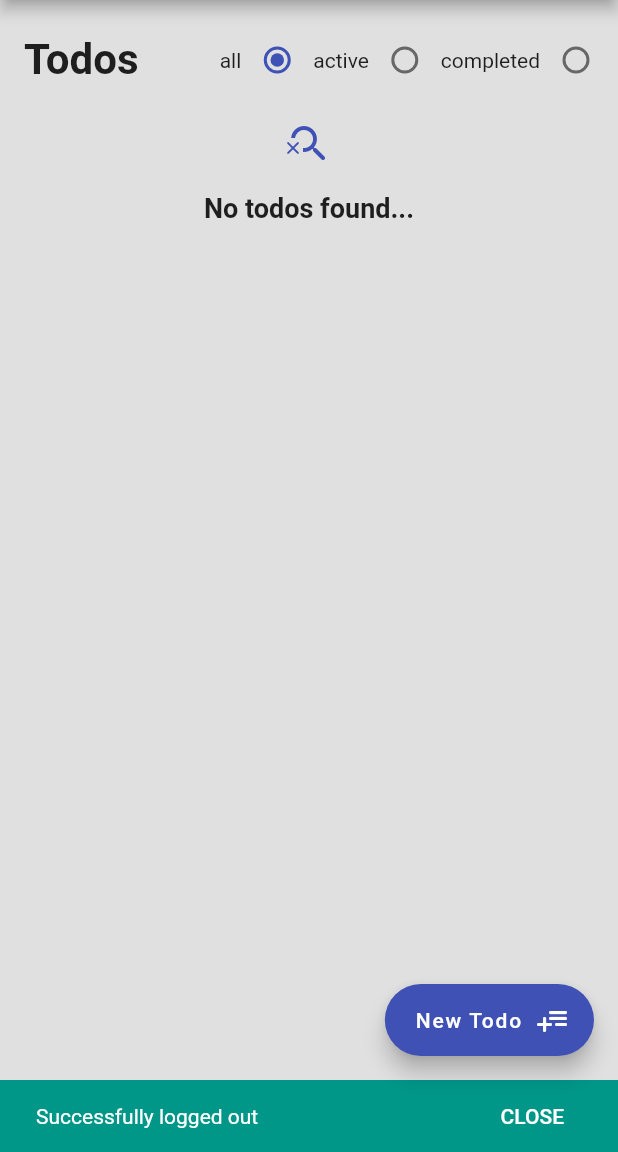
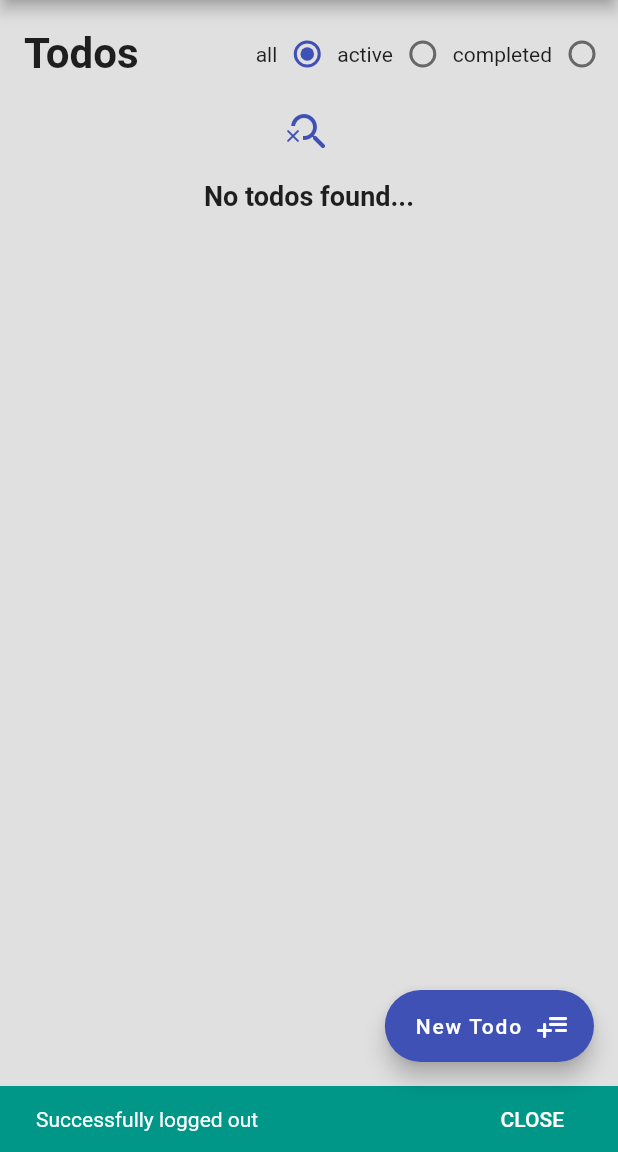
Before and after one commit to acdigital-git/flutter_hooks_app, a Flutter app: the screen it shows once a user with an empty profile is signed in, after a tap on the "logout" icon, on a phone screen of 412 x 824 dp, the part 84-1236 px from its top. Run offline on Flutter 3.47's test engine with Material 2 defaults, Android fonts, the phone set to English and light mode, and no system bars; our stand-ins replace cloud_firestore, email_validator, firebase_auth, firebase_core, flutter_hooks, hooks_riverpod; accounts and stored records are empty.

```diff
--- a/lib/main.dart
+++ b/lib/main.dart
@@ -25,9 +25,11 @@ class MyApp extends StatelessWidget {
         appBarTheme: const AppBarTheme(
           centerTitle: true,
         ),
-        iconTheme: IconThemeData(color: Colors.indigo),
+        iconTheme: const IconThemeData(color: Colors.indigo),
+        materialTapTargetSize: MaterialTapTargetSize.shrinkWrap,
+        visualDensity: VisualDensity.adaptivePlatformDensity,
         cardColor: Colors.white,
-        cardTheme: CardTheme(
+        cardTheme: const CardTheme(
             margin: const EdgeInsets.all(0.0), clipBehavior: Clip.antiAlias),
         buttonTheme: const ButtonThemeData(
             materialTapTargetSize: MaterialTapTargetSize.shrinkWrap),
--- a/lib/providers/global_providers.dart
+++ b/lib/providers/global_providers.dart
@@ -4,7 +4,7 @@ import 'package:hooks_riverpod/hooks_riverpod.dart';
 final appLoadingStateProvider = StateProvider.autoDispose<bool>((ref) => false);
 
 final appErrorStateNotifier =
-    StateNotifierProvider<AppErrorStateNotifier, ResultItem?>(
+    StateNotifierProvider.autoDispose<AppErrorStateNotifier, ResultItem?>(
         (ref) => AppErrorStateNotifier());
 
 class AppErrorStateNotifier extends StateNotifier<ResultItem?> {
--- a/lib/src/routes/route_generator.dart
+++ b/lib/src/routes/route_generator.dart
@@ -1,7 +1,7 @@
 import 'package:flutter/material.dart';
 import 'package:flutter_hooks_app/models/todo.dart';
 import 'package:flutter_hooks_app/src/routes/routes.dart';
-import 'package:flutter_hooks_app/src/views/animation/simple_animation_view.dart';
+import 'package:flutter_hooks_app/src/views/animation/simple_animation/simple_animation_view.dart';
 import 'package:flutter_hooks_app/src/views/auth_wrapper.dart';
 import 'package:flutter_hooks_app/src/views/todo/todo_edit_view.dart';
 
--- a/lib/src/views/todo/todo_view.dart
+++ b/lib/src/views/todo/todo_view.dart
@@ -25,17 +25,7 @@ class TodoView extends HookWidget {
               child: const TodoViewHeader()),
           _todos.when(
               data: (value) => value.isEmpty
-                  ? Container(
-                      padding: const EdgeInsets.only(top: 16.0),
-                      child: Column(children: [
-                        const Icon(Icons.search_off_rounded, size: 32.0),
-                        const SizedBox(height: 16.0),
-                        const Text(
-                          'No todos found...',
-                          style: const TextStyle(
-                              fontSize: 18.0, fontWeight: FontWeight.w600),
-                        )
-                      ]))
+                  ? EmptyList()
                   : Expanded(
                       child: ListView.separated(
                           padding: const EdgeInsets.all(16.0),
@@ -61,7 +51,7 @@ class TodoView extends HookWidget {
                               const SizedBox(height: 16.0),
                           itemCount: value.length),
                     ),
-              loading: () => Container(),
+              loading: () => EmptyList(),
               error: (error, stackTrace) => const Center(
                     child: const Text('Error with the web service'),
                   ))
@@ -73,6 +63,26 @@ class TodoView extends HookWidget {
               icon: const Icon(Icons.playlist_add_rounded),
               label: const Text('New Todo'),
             )));
+  }
+}
+
+class EmptyList extends StatelessWidget {
+  const EmptyList({
+    Key? key,
+  }) : super(key: key);
+
+  @override
+  Widget build(BuildContext context) {
+    return Container(
+        padding: const EdgeInsets.only(top: 16.0),
+        child: Column(children: [
+          const Icon(Icons.search_off_rounded, size: 32.0),
+          const SizedBox(height: 16.0),
+          const Text(
+            'No todos found...',
+            style: const TextStyle(fontSize: 18.0, fontWeight: FontWeight.w600),
+          )
+        ]));
   }
 }
 
--- a/lib/src/widgets/formfields/email_field.dart
+++ b/lib/src/widgets/formfields/email_field.dart
@@ -11,7 +11,6 @@ class EmailField extends HookWidget {
   Widget build(BuildContext context) {
     final _validationItem = useProvider(emailValidator);
     return TextField(
-        autofocus: true,
         controller: controller,
         onChanged: (value) =>
             context.read(emailValidator.notifier).checkEmailValid(value),
```
Also changed, not shown: lib/src/helpers/ui_helpers.dart (+12 -0 lines), lib/src/views/animation/simple_animation/animated_container_view.dart (added, +51 -0 lines), lib/src/views/animation/simple_animation/animated_counter_view.dart (renamed from lib/src/views/animation/simple_animation_view.dart, +17 -18 lines), lib/src/views/animation/simple_animation/simple_animation_view.dart (added, +29 -0 lines).
